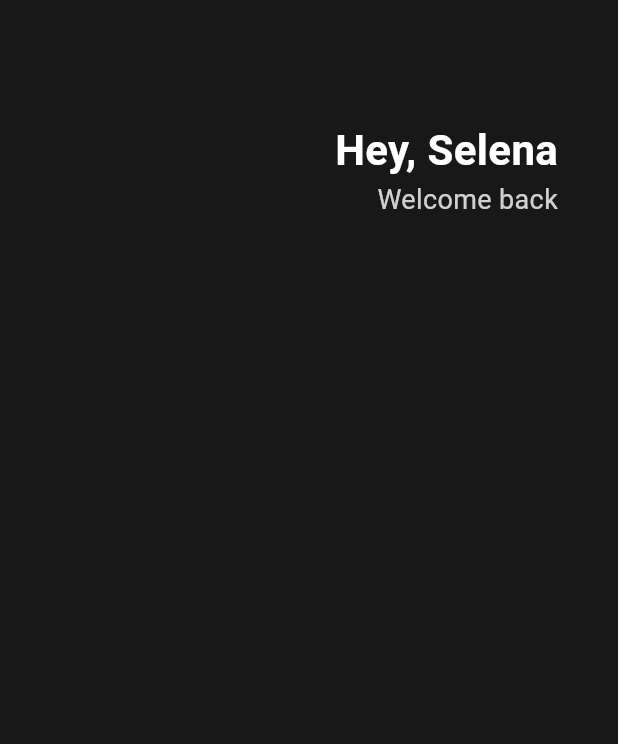
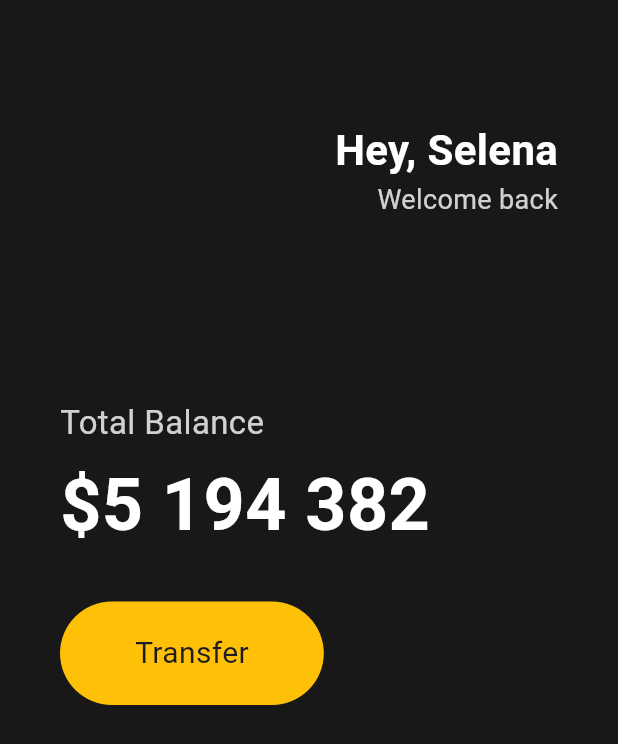
Before and after one commit to yoonpunk/toonflix, a Flutter app: the screen it shows after launch, on a phone screen of 412 x 824 dp. Shown: the top 744 px of the screen. Run offline on Flutter 3.47's test engine with Material 3 defaults, Android fonts, the phone set to English and light mode, and no system bars.

Commit message:
중단 잔액 표시 구역 추가

```diff
--- a/lib/main.dart
+++ b/lib/main.dart
@@ -16,6 +16,7 @@ class App extends StatelessWidget {
         body: Padding(
           padding: EdgeInsets.symmetric(horizontal: 40),
           child: Column(
+            crossAxisAlignment: CrossAxisAlignment.start,
             children: [
               SizedBox(
                 height: 80,
@@ -45,6 +46,49 @@ class App extends StatelessWidget {
                   ),
                 ],
               ),
+              SizedBox(
+                height: 120,
+              ),
+              Text(
+                'Total Balance',
+                style: TextStyle(
+                    fontSize: 22, color: Colors.white.withOpacity(0.8)),
+              ),
+              SizedBox(
+                height: 5,
+              ),
+              Text(
+                '\$5 194 382',
+                style: TextStyle(
+                    fontSize: 48,
+                    fontWeight: FontWeight.w600,
+                    color: Colors.white),
+              ),
+              SizedBox(
+                height: 30,
+              ),
+              Row(
+                children: [
+                  Container(
+                    decoration: BoxDecoration(
+                      color: Colors.amber,
+                      borderRadius: BorderRadius.circular(45),
+                    ),
+                    child: Padding(
+                      padding: EdgeInsets.symmetric(
+                        vertical: 20,
+                        horizontal: 50,
+                      ),
+                      child: Text(
+                        'Transfer',
+                        style: TextStyle(
+                          fontSize: 20,
+                        ),
+                      ),
+                    ),
+                  )
+                ],
+              )
             ],
           ),
         ),
```
